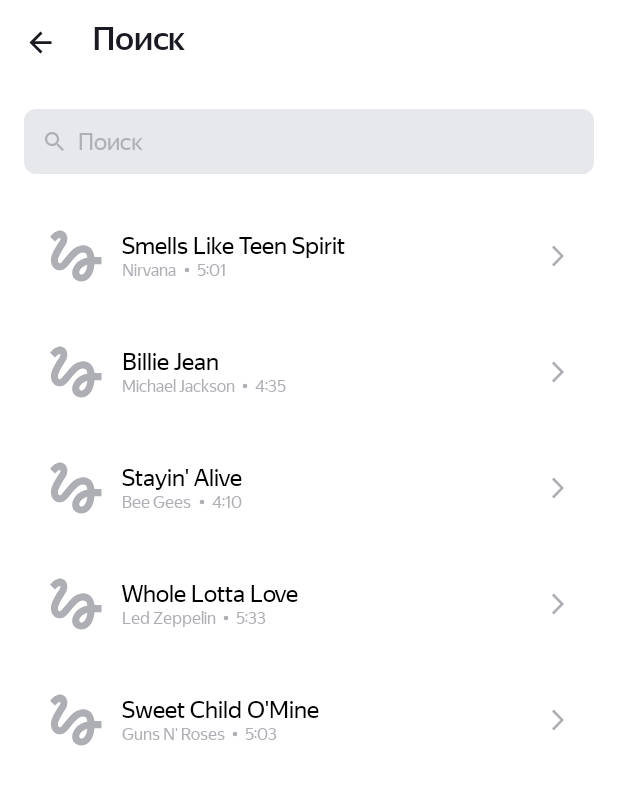
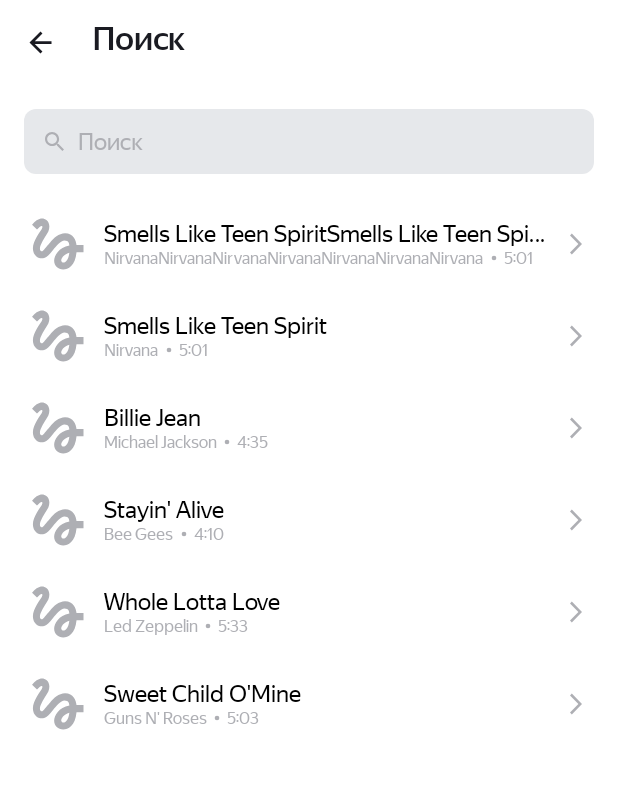
Before and after one commit to madj0ng/Playlist-Maker, an Android app: the SearchActivity screen opened directly, with no data from a screen before it, on a phone screen of 412 x 824 dp. Shown: the top 785 px of the screen. Run offline under Robolectric (Android 15) with nearby library versions, the phone set to English and light mode, and no system bars; pictures from the network do not load.

Commit message:
Sprint_10_Homework: Second Commit

```diff
--- a/app/src/main/java/com/example/playlistmaker/SearchActivity.kt
+++ b/app/src/main/java/com/example/playlistmaker/SearchActivity.kt
@@ -112,6 +112,12 @@ class SearchActivity : AppCompatActivity() {
     private fun buildMock(): List<Track> {
         return mutableListOf(
             Track(
+                "Smells Like Teen SpiritSmells Like Teen SpiritSmells Like Teen SpiritSmells Like Teen SpiritSmells Like Teen Spirit",
+                "NirvanaNirvanaNirvanaNirvanaNirvanaNirvanaNirvana",
+                "5:01",
+                "https://1111is5-ssl.mzstatic.com/image/thumb/Music115/v4/7b/58/c2/7b58c21a-2b51-2bb2-e59a-9bb9b96ad8c3/00602567924166.rgb.jpg/100x100bb.jpg"
+            ),
+            Track(
                 "Smells Like Teen Spirit",
                 "Nirvana",
                 "5:01",
--- a/app/src/main/java/com/example/playlistmaker/TrackAdapter.kt
+++ b/app/src/main/java/com/example/playlistmaker/TrackAdapter.kt
@@ -13,9 +13,7 @@ class TrackAdapter(
         )
     }
 
-    override fun getItemCount(): Int {
-        return tracks.size
-    }
+    override fun getItemCount() = tracks.size
 
     override fun onBindViewHolder(holder: TrackViewHolder, position: Int) {
         holder.bind(tracks[position])
--- a/app/src/main/java/com/example/playlistmaker/TrackViewHolder.kt
+++ b/app/src/main/java/com/example/playlistmaker/TrackViewHolder.kt
@@ -1,5 +1,7 @@
 package com.example.playlistmaker
 
+import android.content.Context
+import android.util.TypedValue
 import android.view.View
 import android.widget.ImageView
 import android.widget.TextView
@@ -8,6 +10,11 @@ import com.bumptech.glide.Glide
 import com.bumptech.glide.load.resource.bitmap.RoundedCorners
 
 class TrackViewHolder(itemView: View) : RecyclerView.ViewHolder(itemView) {
+    // Значение закругления риснука в dp
+    //1 вариант(после тестов, получил, что значение соответствует варианту из спринта 10)
+    private val imgRadius = itemView.context.resources.getDimension(R.dimen.image_track_radius).toInt()
+    //2 вариант из спринта 10
+    //private val imgRadius = dpToPx(roundImg, itemView.context)
 
     private val trackName = itemView.findViewById<TextView>(R.id.trackName)
     private val artistName = itemView.findViewById<TextView>(R.id.artistName)
@@ -18,11 +25,19 @@ class TrackViewHolder(itemView: View) : RecyclerView.ViewHolder(itemView) {
         trackName.text = item.trackName
         artistName.text = item.artistName
         trackTime.text = item.trackTime
+
         Glide.with(itemView)
             .load(item.artworkUrl100)
             .placeholder(R.drawable.ic_placeholder)
             .centerCrop()
-            .transform(RoundedCorners(2))
+            .transform(RoundedCorners(imgRadius))
             .into(trackImage)
     }
+
+    private fun dpToPx(dp: Float, context: Context): Int {
+        return TypedValue.applyDimension(
+            TypedValue.COMPLEX_UNIT_DIP,
+            dp,
+            context.resources.displayMetrics).toInt()
+    }
 }
--- a/app/src/main/res/layout/track_view.xml
+++ b/app/src/main/res/layout/track_view.xml
@@ -9,20 +9,36 @@
     <ImageView
         android:id="@+id/trackImage"
         style="@style/SearchTrackImage"
+        android:layout_width="45dp"
+        android:layout_height="45dp"
+        android:layout_gravity="center_vertical|start"
         tools:src="@drawable/ic_placeholder" />
 
-    <LinearLayout style="@style/SearchTrackLineTexts">
+    <LinearLayout
+        style="@style/SearchTrackLineTexts"
+        android:layout_width="0dp"
+        android:layout_height="wrap_content"
+        android:layout_weight="1">
 
         <TextView
             android:id="@+id/trackName"
             style="@style/SearchTrackLineTextsUp"
-            tools:text="Название композиции:Название композиции:Название композиции:"></TextView>
+            android:layout_width="match_parent"
+            android:layout_height="wrap_content"
+            android:layout_weight="1"
+            tools:text="Название композиции:Название композиции:Название композиции:" />
 
-        <LinearLayout style="@style/SearchTrackLineTextsDown">
+        <LinearLayout
+            style="@style/SearchTrackLineTextsDown"
+            android:layout_width="wrap_content"
+            android:layout_height="match_parent" >
 
             <TextView
                 android:id="@+id/artistName"
-                style="@style/SearchArtistName"
+                style="@style/SearchTextDown"
+                android:layout_width="wrap_content"
+                android:layout_height="wrap_content"
+                android:layout_weight="1"
                 tools:text="Имя исполнителя:Имя исполнителя::Имя исполнителя:" />
 
             <ImageView
@@ -31,7 +47,10 @@
 
             <TextView
                 android:id="@+id/trackTime"
-                style="@style/SearchTrackTime"
+                style="@style/SearchTextDown"
+                android:layout_width="wrap_content"
+                android:layout_height="wrap_content"
+                android:layout_weight="0"
                 tools:text="102:12" />
         </LinearLayout>
     </LinearLayout>
@@ -39,6 +58,9 @@
     <ImageView
         android:id="@+id/trackDetails"
         style="@style/SearchTrackDetail"
+        android:layout_width="24dp"
+        android:layout_height="24dp"
+        android:layout_gravity="center_vertical|end"
         android:src="@drawable/icon_agreement" />
 
 </LinearLayout>
--- a/app/src/main/res/values/styles.xml
+++ b/app/src/main/res/values/styles.xml
@@ -163,17 +163,11 @@
     </style>
 
     <style name="SearchTrackLine">
-        <item name="android:layout_marginStart">12dp</item>
-        <item name="android:layout_marginTop">8dp</item>
-        <item name="android:layout_marginEnd">12dp</item>
-        <item name="android:layout_marginBottom">8dp</item>
+
         <item name="android:orientation">horizontal</item>
     </style>
 
     <style name="SearchTrackImage">
-        <item name="android:layout_width">45dp</item>
-        <item name="android:layout_height">45dp</item>
-        <item name="android:layout_gravity">center_vertical|start</item>
         <item name="android:layout_marginTop">8dp</item>
         <item name="android:layout_marginEnd">8dp</item>
         <item name="android:layout_marginBottom">8dp</item>
@@ -181,18 +175,12 @@
     </style>
 
     <style name="SearchTrackLineTexts">
-        <item name="android:layout_width">0dp</item>
-        <item name="android:layout_height">wrap_content</item>
-        <item name="android:layout_weight">1</item>
         <item name="android:layout_gravity">center_vertical</item>
         <item name="android:layout_marginEnd">8dp</item>
         <item name="android:orientation">vertical</item>
     </style>
 
     <style name="SearchTrackLineTextsUp">
-        <item name="android:layout_width">match_parent</item>
-        <item name="android:layout_height">wrap_content</item>
-        <item name="android:layout_weight">1</item>
         <item name="android:fontFamily">@font/ys_display_regular</item>
         <item name="android:singleLine">true</item>
         <item name="android:textColor">@color/search_list_text_up</item>
@@ -201,8 +189,6 @@
     </style>
 
     <style name="SearchTrackLineTextsDown">
-        <item name="android:layout_width">wrap_content</item>
-        <item name="android:layout_height">match_parent</item>
         <item name="android:orientation">horizontal</item>
         <item name="android:singleLine">true</item>
     </style>
@@ -216,18 +202,6 @@
         <item name="android:textSize">11sp</item>
     </style>
 
-    <style name="SearchArtistName" parent="SearchTextDown">
-        <item name="android:layout_width">wrap_content</item>
-        <item name="android:layout_height">wrap_content</item>
-        <item name="android:layout_weight">1</item>
-    </style>
-
-    <style name="SearchTrackTime" parent="SearchTextDown">
-        <item name="android:layout_width">wrap_content</item>
-        <item name="android:layout_height">wrap_content</item>
-        <item name="android:layout_weight">0</item>
-    </style>
-
     <style name="SearchTextSeparator">
         <item name="android:layout_width">13dp</item>
         <item name="android:layout_height">13dp</item>
@@ -237,9 +211,6 @@
     </style>
 
     <style name="SearchTrackDetail">
-        <item name="android:layout_width">24dp</item>
-        <item name="android:layout_height">24dp</item>
-        <item name="android:layout_gravity">center_vertical|end</item>
         <item name="android:iconTint">@color/search_list_text_down</item>
         <item name="tint">@color/search_list_text_down</item>
     </style>
```
